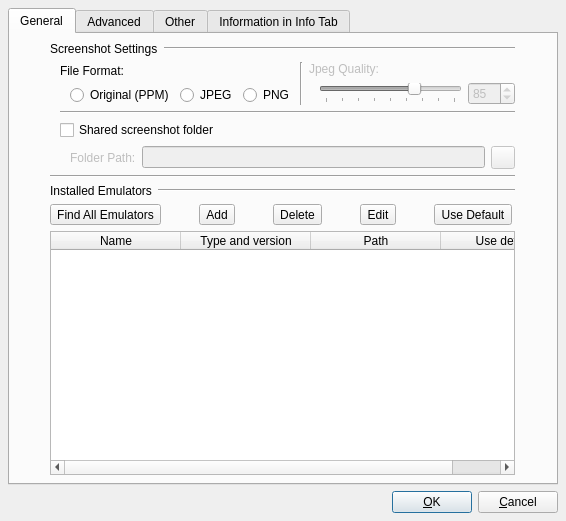
First picture: the form in Advanced_Settings_Window.ui, repository qunying/aqemu-old, before the edit.
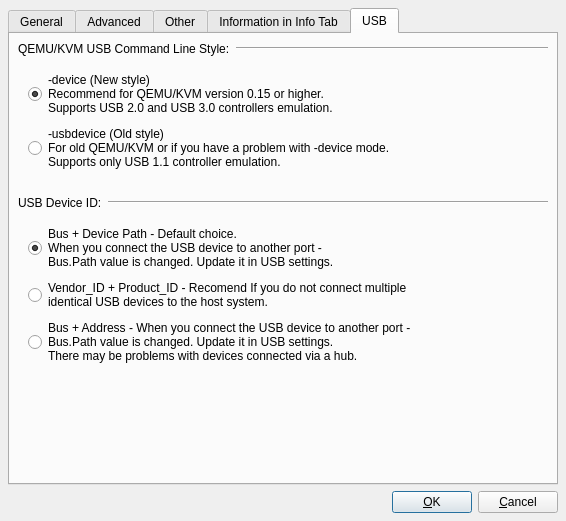
Second picture: the form after the edit. The open tabs and pages were chosen to show the change. Icons and pictures are not drawn.

Commit message: Improved USB support.

What changed in the file:
```diff
--- a/Advanced_Settings_Window.ui
+++ b/Advanced_Settings_Window.ui
@@ -1896,6 +1896,166 @@
        </item>
       </layout>
      </widget>
+     <widget class="QWidget" name="Tab_USB">
+      <attribute name="title">
+       <string>USB</string>
+      </attribute>
+      <layout class="QVBoxLayout" name="verticalLayout_20">
+       <item>
+        <layout class="QVBoxLayout" name="verticalLayout_17">
+         <item>
+          <layout class="QHBoxLayout" name="horizontalLayout_26">
+           <item>
+            <widget class="QLabel" name="Label_USB_CommandLine_Style">
+             <property name="sizePolicy">
+              <sizepolicy hsizetype="Maximum" vsizetype="Preferred">
+               <horstretch>0</horstretch>
+               <verstretch>0</verstretch>
+              </sizepolicy>
+             </property>
+             <property name="text">
+              <string>&lt;html&gt;&lt;head/&gt;&lt;body&gt;&lt;p&gt;QEMU/KVM USB Command Line Style:&lt;/p&gt;&lt;/body&gt;&lt;/html&gt;</string>
+             </property>
+            </widget>
+           </item>
+           <item>
+            <widget class="Line" name="line_29">
+             <property name="orientation">
+              <enum>Qt::Horizontal</enum>
+             </property>
+            </widget>
+           </item>
+          </layout>
+         </item>
+         <item>
+          <widget class="QWidget" name="widget_2" native="true">
+           <layout class="QVBoxLayout" name="verticalLayout_19">
+            <property name="leftMargin">
+             <number>10</number>
+            </property>
+            <item>
+             <widget class="QRadioButton" name="RB_USB_Style_device">
+              <property name="text">
+               <string>-device (New style)
+Recommend for QEMU/KVM version 0.15 or higher.
+Supports USB 2.0 and USB 3.0 controllers emulation.</string>
+              </property>
+              <property name="checked">
+               <bool>true</bool>
+              </property>
+             </widget>
+            </item>
+            <item>
+             <widget class="QRadioButton" name="RB_USB_Style_usbdevice">
+              <property name="text">
+               <string>-usbdevice (Old style)
+For old QEMU/KVM or if you have a problem with -device mode.
+Supports only USB 1.1 controller emulation.</string>
+              </property>
+             </widget>
+            </item>
+           </layout>
+          </widget>
+         </item>
+         <item>
+          <spacer name="verticalSpacer_6">
+           <property name="orientation">
+            <enum>Qt::Vertical</enum>
+           </property>
+           <property name="sizeType">
+            <enum>QSizePolicy::Fixed</enum>
+           </property>
+           <property name="sizeHint" stdset="0">
+            <size>
+             <width>50</width>
+             <height>10</height>
+            </size>
+           </property>
+          </spacer>
+         </item>
+        </layout>
+       </item>
+       <item>
+        <layout class="QVBoxLayout" name="verticalLayout_18">
+         <item>
+          <layout class="QHBoxLayout" name="horizontalLayout_25">
+           <item>
+            <widget class="QLabel" name="Label_USB_Device_ID_Style">
+             <property name="sizePolicy">
+              <sizepolicy hsizetype="Maximum" vsizetype="Preferred">
+               <horstretch>0</horstretch>
+               <verstretch>0</verstretch>
+              </sizepolicy>
+             </property>
+             <property name="text">
+              <string>USB Device ID:</string>
+             </property>
+            </widget>
+           </item>
+           <item>
+            <widget class="Line" name="line_28">
+             <property name="orientation">
+              <enum>Qt::Horizontal</enum>
+             </property>
+            </widget>
+           </item>
+          </layout>
+         </item>
+         <item>
+          <widget class="QWidget" name="widget" native="true">
+           <layout class="QVBoxLayout" name="verticalLayout_16">
+            <property name="leftMargin">
+             <number>10</number>
+            </property>
+            <item>
+             <widget class="QRadioButton" name="RB_USB_ID_BusPath">
+              <property name="text">
+               <string>Bus + Device Path - Default choice.
+When you connect the USB device to another port -
+Bus.Path value is changed. Update it in USB settings.</string>
+              </property>
+              <property name="checked">
+               <bool>true</bool>
+              </property>
+             </widget>
+            </item>
+            <item>
+             <widget class="QRadioButton" name="RB_USB_ID_VendorProduct">
+              <property name="text">
+               <string>Vendor_ID + Product_ID - Recomend If you do not connect multiple 
+identical USB devices to the host system.</string>
+              </property>
+             </widget>
+            </item>
+            <item>
+             <widget class="QRadioButton" name="RB_USB_ID_BusAddr">
+              <property name="text">
+               <string>Bus + Address - When you connect the USB device to another port -
+Bus.Path value is changed. Update it in USB settings.
+There may be problems with devices connected via a hub.</string>
+              </property>
+             </widget>
+            </item>
+           </layout>
+          </widget>
+         </item>
+        </layout>
+       </item>
+       <item>
+        <spacer name="verticalSpacer_8">
+         <property name="orientation">
+          <enum>Qt::Vertical</enum>
+         </property>
+         <property name="sizeHint" stdset="0">
+          <size>
+           <width>20</width>
+           <height>104</height>
+          </size>
+         </property>
+        </spacer>
+       </item>
+      </layout>
+     </widget>
     </widget>
    </item>
   </layout>
```
Left out of the diff: 4 changed lines with no effect on the pictures. The commit also changes 9 other files.
